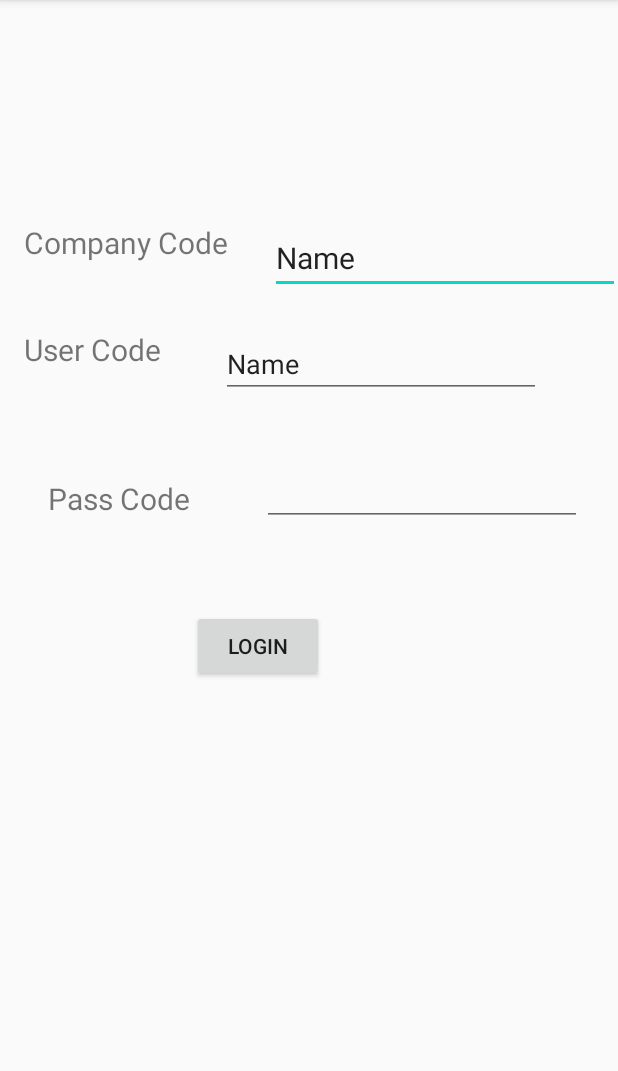
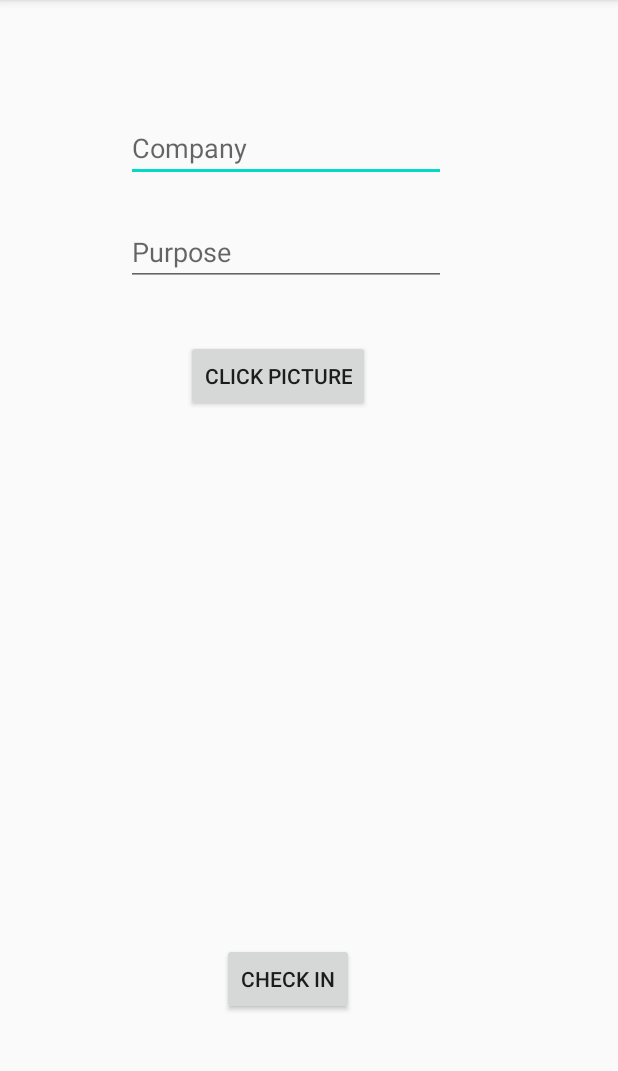
Before and after one commit to tanmaymadaan/emptrack, an Android app: the screen it shows after launch (LoginActivity before the commit, CheckInActivity after it), on a phone screen of 412 x 824 dp, the part 84-1155 px from its top. Run offline under Robolectric (Android 15) with nearby library versions, the phone set to English and light mode, and no system bars.

Commit message:
Check in and Image upload working

```diff
--- a/app/src/main/java/com/tanmaymadaan/emptrack/activities/ImageUpload.java
+++ b/app/src/main/java/com/tanmaymadaan/emptrack/activities/CheckInActivity.java
@@ -11,48 +11,65 @@ import retrofit2.Call;
 import retrofit2.Callback;
 import retrofit2.Response;
 import retrofit2.Retrofit;
+import retrofit2.converter.gson.GsonConverterFactory;
 
 import android.annotation.TargetApi;
 import android.app.Activity;
 import android.content.ComponentName;
 import android.content.DialogInterface;
 import android.content.Intent;
+import android.content.SharedPreferences;
 import android.content.pm.PackageManager;
 import android.content.pm.ResolveInfo;
 import android.database.Cursor;
 import android.graphics.Bitmap;
 import android.graphics.BitmapFactory;
 import android.graphics.Color;
+import android.location.Location;
 import android.net.Uri;
 import android.os.Build;
 import android.os.Bundle;
 import android.os.Parcelable;
 import android.provider.MediaStore;
+import android.util.Log;
 import android.view.View;
 import android.widget.Button;
-import android.widget.FrameLayout;
+import android.widget.EditText;
 import android.widget.ImageView;
 import android.widget.TextView;
 import android.widget.Toast;
 
+import com.google.android.gms.location.FusedLocationProviderClient;
+import com.google.android.gms.location.LocationServices;
+import com.google.android.gms.tasks.OnSuccessListener;
 import com.tanmaymadaan.emptrack.R;
 import com.tanmaymadaan.emptrack.classes.ProgressRequestBody;
 import com.tanmaymadaan.emptrack.interfaces.JsonHolderApi;
+import com.tanmaymadaan.emptrack.models.CheckInPOJO;
 
 import java.io.ByteArrayOutputStream;
 import java.io.File;
 import java.io.FileNotFoundException;
 import java.io.FileOutputStream;
 import java.io.IOException;
+import java.text.SimpleDateFormat;
 import java.util.ArrayList;
+import java.util.Date;
 import java.util.List;
+import java.util.Locale;
 
 import static android.Manifest.permission.CAMERA;
 import static android.Manifest.permission.READ_EXTERNAL_STORAGE;
 import static android.Manifest.permission.WRITE_EXTERNAL_STORAGE;
 import static android.view.View.GONE;
 
-public class ImageUpload extends AppCompatActivity implements ProgressRequestBody.UploadCallbacks {
+public class CheckInActivity extends AppCompatActivity implements ProgressRequestBody.UploadCallbacks{
+
+    //TODO: Change checkInStatus in SharedPref
+
+    EditText companyEt, purposeEt;
+//    ImageView image;
+    Button clickPicBtn, checkInBtn;
 
     JsonHolderApi jsonHolderApi;
     Uri picUri;
@@ -61,27 +78,28 @@ public class ImageUpload extends AppCompatActivity implements ProgressRequestBod
     private ArrayList<String> permissions = new ArrayList<>();
     private final static int ALL_PERMISSIONS_RESULT = 107;
     private final static int IMAGE_RESULT = 200;
-    Button fabCamera, fabUpload;
     Bitmap mBitmap;
     TextView textView;
     byte[] byteArray;
-    FrameLayout frameLayout;
+    private FusedLocationProviderClient fusedLocationClient;
+    String date;
 
     @Override
     protected void onCreate(Bundle savedInstanceState) {
         super.onCreate(savedInstanceState);
-        setContentView(R.layout.activity_image_upload);
+        setContentView(R.layout.activity_check_in);
 
-        fabCamera = findViewById(R.id.fab);
-        fabUpload = findViewById(R.id.fabUpload);
-        textView = findViewById(R.id.textView);
-        frameLayout = findViewById(R.id.frameLayout);
+        companyEt = findViewById(R.id.companyCheckIn);
+        purposeEt = findViewById(R.id.purposeCheckIn);
+//        image = findViewById(R.id.imageCheckIn);
+        clickPicBtn = findViewById(R.id.clickPicBtn);
+        checkInBtn = findViewById(R.id.checkInBtn);
 
-
-        fabCamera.setOnClickListener(v -> {
+        clickPicBtn.setOnClickListener(v -> {
             startActivityForResult(getPickImageChooserIntent(), IMAGE_RESULT);
         });
-        fabUpload.setOnClickListener(v -> {
+
+        checkInBtn.setOnClickListener(v -> {
             if (mBitmap != null)
                 multipartImageUpload();
             else {
@@ -90,21 +108,70 @@ public class ImageUpload extends AppCompatActivity implements ProgressRequestBod
         });
 
         askPermissions();
+
+        date = new SimpleDateFormat("yyyy-MM-dd", Locale.getDefault()).format(new Date());
     }
+
+    private void checkIn(String company, String purpose, String filename){
+        String myUrl = getString(R.string.server_url);
+        Retrofit retrofit = new Retrofit.Builder()
+                .baseUrl(myUrl)
+                .addConverterFactory(GsonConverterFactory.create())
+                .build();
+
+        JsonHolderApi jsonPlaceHolderApi = retrofit.create(JsonHolderApi.class);
+        //TODO: userId from SharedPref
+        //TODO: timestamp automatic
+        Call<CheckInPOJO> call = jsonPlaceHolderApi.postCheckIn("paramh44", date, 78.66, 89.99, 234562, company, purpose, filename);
+        call.enqueue(new Callback<CheckInPOJO>() {
+            @Override
+            public void onResponse(Call<CheckInPOJO> call, Response<CheckInPOJO> response) {
+                if(!response.isSuccessful()){
+                    Toast.makeText(getApplicationContext(), response.message(), Toast.LENGTH_LONG).show();
+                }
+                Log.i("Success", "Saved Successfully");
+            }
+
+            @Override
+            public void onFailure(Call<CheckInPOJO> call, Throwable t) {
+                Log.e("Error Location", t.getMessage());
+                Toast.makeText(getApplicationContext(), t.getMessage(), Toast.LENGTH_LONG).show();
+            }
+        });
+
+        SharedPreferences pref = getApplicationContext().getSharedPreferences("MyPref", 0); // 0 - for private mode
+        SharedPreferences.Editor editor = pref.edit();
+        editor.putString("CURRENT_LOC", company).apply();
+        editor.commit();
+//        fusedLocationClient = LocationServices.getFusedLocationProviderClient(this);
+//        fusedLocationClient.getLastLocation()
+//                .addOnSuccessListener(this, new OnSuccessListener<Location>() {
+//                    @Override
+//                    public void onSuccess(Location location) {
+//                        // Got last known location. In some rare situations this can be null.
+//                        if (location != null) {
+//
+//                        } else {
+//                            Toast.makeText(getApplicationContext(), "Error fetching location", Toast.LENGTH_LONG).show();
+//                        }
+//                    }
+//                });
+    }
+
     @Override
     protected void onActivityResult(int requestCode, int resultCode, Intent data) {
 
         super.onActivityResult(requestCode, resultCode, data);
         if (resultCode == Activity.RESULT_OK) {
 
-            ImageView imageView = findViewById(R.id.imageView);
+            ImageView imageView = findViewById(R.id.imageCheckIn);
 
             if (requestCode == IMAGE_RESULT) {
 
 
                 String filePath = getImageFilePath(data);
                 if (filePath != null) {
-                    frameLayout.setVisibility(GONE);
+                    checkInBtn.setVisibility(GONE);
                     mBitmap = BitmapFactory.decodeFile(filePath);
                     getByteArrayInBackground();
                     imageView.setImageBitmap(mBitmap);
@@ -128,7 +195,7 @@ public class ImageUpload extends AppCompatActivity implements ProgressRequestBod
                 runOnUiThread(new Runnable() {
                     @Override
                     public void run() {
-                        frameLayout.setVisibility(View.VISIBLE);
+                        checkInBtn.setVisibility(View.VISIBLE);
                     }
                 });
 
@@ -214,7 +281,8 @@ public class ImageUpload extends AppCompatActivity implements ProgressRequestBod
         OkHttpClient client = new OkHttpClient.Builder().build();
 
         //change the ip to yours.
-        jsonHolderApi = new Retrofit.Builder().baseUrl("http://192.168.1.5:3000").client(client).build().create(JsonHolderApi.class);
+//        jsonHolderApi = new Retrofit.Builder().baseUrl(getString(R.string.server_url)).client(client).build().create(JsonHolderApi.class);
+        jsonHolderApi = new Retrofit.Builder().baseUrl("http://192.168.1.6:3000").client(client).build().create(JsonHolderApi.class);
     }
 
     private void showMessageOKCancel(String message, DialogInterface.OnClickListener okListener) {
@@ -278,7 +346,7 @@ public class ImageUpload extends AppCompatActivity implements ProgressRequestBod
                 fos.flush();
                 fos.close();
 
-                textView.setTextColor(Color.BLUE);
+                //textView.setTextColor(Color.BLUE);
 
                 ProgressRequestBody fileBody = new ProgressRequestBody(file, this);
                 MultipartBody.Part body = MultipartBody.Part.createFormData("upload", file.getName(), fileBody);
@@ -288,13 +356,20 @@ public class ImageUpload extends AppCompatActivity implements ProgressRequestBod
                 req.enqueue(new Callback<ResponseBody>() {
                     @Override
                     public void onResponse(Call<ResponseBody> call, Response<ResponseBody> response) {
-                        Toast.makeText(getApplicationContext(), response.code() + " ", Toast.LENGTH_SHORT).show();
+                        try {
+                            String company = companyEt.getText().toString().trim();
+                            String purpose = purposeEt.getText().toString().trim();
+                            checkIn(company, purpose, response.body().string());
+//                            Toast.makeText(getApplicationContext(), response.body().string() + " ", Toast.LENGTH_SHORT).show();
+                        } catch (IOException e) {
+                            e.printStackTrace();
+                        }
                     }
 
                     @Override
                     public void onFailure(Call<ResponseBody> call, Throwable t) {
-                        textView.setText("Uploaded Failed!");
-                        textView.setTextColor(Color.RED);
+//                        textView.setText("Uploaded Failed!");
+//                        textView.setTextColor(Color.RED);
                         Toast.makeText(getApplicationContext(), "Request failed", Toast.LENGTH_SHORT).show();
                         t.printStackTrace();
                     }
@@ -366,24 +441,23 @@ public class ImageUpload extends AppCompatActivity implements ProgressRequestBod
 
     @Override
     public void onProgressUpdate(int percentage) {
-        textView.setText(percentage + "%");
+//        textView.setText(percentage + "%");
     }
 
     @Override
     public void onError() {
-        textView.setText("Uploaded Failed!");
-        textView.setTextColor(Color.RED);
+//        textView.setText("Uploaded Failed!");
+//        textView.setTextColor(Color.RED);
     }
 
     @Override
     public void onFinish() {
-        textView.setText("Uploaded Successfully");
+//        textView.setText("Uploaded Successfully");
     }
 
     @Override
     public void uploadStart() {
-        textView.setText("0%");
+//        textView.setText("0%");
         Toast.makeText(getApplicationContext(), "Upload started", Toast.LENGTH_SHORT).show();
     }
-
 }
--- a/app/src/main/java/com/tanmaymadaan/emptrack/activities/LoginActivity.java
+++ b/app/src/main/java/com/tanmaymadaan/emptrack/activities/LoginActivity.java
@@ -8,6 +8,7 @@ import retrofit2.Response;
 import retrofit2.Retrofit;
 import retrofit2.converter.gson.GsonConverterFactory;
 
+import android.content.Intent;
 import android.os.Bundle;
 import android.util.Log;
 import android.widget.Button;
@@ -60,7 +61,9 @@ public class LoginActivity extends AppCompatActivity {
                     //Log.i("Success", userPOJO.getCompanyCode() + "\\\\\\" + userPOJO.getUserCode() + "\\\\\\" + userPOJO.getPassCode() + "\\\\" + userPOJO.getName());
                 }
                 UserPOJO userPOJO = response.body();
-
+                Intent intent = new Intent(getApplicationContext(), MainActivity.class);
+                intent.putExtra("user", userPOJO);
+                startActivity(intent);
                 //Log.i("Success", "Login Successfully");
             }
 
--- a/app/src/main/java/com/tanmaymadaan/emptrack/interfaces/JsonHolderApi.java
+++ b/app/src/main/java/com/tanmaymadaan/emptrack/interfaces/JsonHolderApi.java
@@ -37,7 +37,9 @@ public interface JsonHolderApi {
                                   @Field("lat") Double lat,
                                   @Field("lng") Double lng,
                                   @Field("timestamp") Integer timestamp,
-                                  @Field("company") String company);
+                                  @Field("company") String company,
+                                  @Field("purpose") String purpose,
+                                  @Field("image") String path);
 
     @GET("checkOut/{id}")
     Call<CheckInPOJO> checkOut(@Path("id") String id);
--- a/app/src/main/java/com/tanmaymadaan/emptrack/models/UserPOJO.java
+++ b/app/src/main/java/com/tanmaymadaan/emptrack/models/UserPOJO.java
@@ -1,6 +1,8 @@
 package com.tanmaymadaan.emptrack.models;
 
-public class UserPOJO {
+import java.io.Serializable;
+
+public class UserPOJO implements Serializable {
     String name;
 
     public UserPOJO(String name, String companyCode, String userCode, String passCode) {
--- /dev/null
+++ b/app/src/main/res/layout/activity_check_in.xml
@@ -0,0 +1,64 @@
+<?xml version="1.0" encoding="utf-8"?>
+<androidx.constraintlayout.widget.ConstraintLayout xmlns:android="http://schemas.android.com/apk/res/android"
+    xmlns:app="http://schemas.android.com/apk/res-auto"
+    xmlns:tools="http://schemas.android.com/tools"
+    android:layout_width="match_parent"
+    android:layout_height="match_parent"
+    tools:context=".activities.CheckInActivity">
+
+    <Button
+        android:id="@+id/clickPicBtn"
+        android:layout_width="wrap_content"
+        android:layout_height="wrap_content"
+        android:layout_marginStart="124dp"
+        android:layout_marginTop="36dp"
+        android:text="Click Picture"
+        app:layout_constraintStart_toStartOf="parent"
+        app:layout_constraintTop_toBottomOf="@+id/purposeCheckIn" />
+
+    <ImageView
+        android:id="@+id/imageCheckIn"
+        android:layout_width="250dp"
+        android:layout_height="250dp"
+        android:layout_centerInParent="true"
+        android:adjustViewBounds="true"
+        android:scaleType="centerCrop"
+        android:layout_marginStart="84dp"
+        android:layout_marginTop="44dp"
+        app:layout_constraintStart_toStartOf="parent"
+        app:layout_constraintTop_toBottomOf="@+id/clickPicBtn" />
+
+    <Button
+        android:id="@+id/checkInBtn"
+        android:layout_width="wrap_content"
+        android:layout_height="wrap_content"
+        android:layout_marginStart="148dp"
+        android:layout_marginTop="60dp"
+        android:text="Check In"
+        app:layout_constraintStart_toStartOf="parent"
+        app:layout_constraintTop_toBottomOf="@+id/imageCheckIn" />
+
+    <EditText
+        android:id="@+id/companyCheckIn"
+        android:layout_width="wrap_content"
+        android:layout_height="wrap_content"
+        android:layout_marginStart="84dp"
+        android:layout_marginTop="76dp"
+        android:ems="10"
+        android:hint="Company"
+        android:inputType="textPersonName"
+        app:layout_constraintStart_toStartOf="parent"
+        app:layout_constraintTop_toTopOf="parent" />
+
+    <EditText
+        android:id="@+id/purposeCheckIn"
+        android:layout_width="wrap_content"
+        android:layout_height="wrap_content"
+        android:layout_marginStart="84dp"
+        android:layout_marginTop="24dp"
+        android:ems="10"
+        android:hint="Purpose"
+        android:inputType="textPersonName"
+        app:layout_constraintStart_toStartOf="parent"
+        app:layout_constraintTop_toBottomOf="@+id/companyCheckIn" />
+</androidx.constraintlayout.widget.ConstraintLayout>
--- a/app/src/main/res/values/strings.xml
+++ b/app/src/main/res/values/strings.xml
@@ -1,4 +1,4 @@
 <resources>
     <string name="app_name">EmpTrack</string>
-    <string name="server_url">http://192.168.1.5:4000/</string>
+    <string name="server_url">http://192.168.1.6:4000/</string>
 </resources>
```
Also changed, not shown: app/src/main/AndroidManifest.xml (+5 -5 lines), app/src/main/java/com/tanmaymadaan/emptrack/activities/MainActivity.java (+12 -44 lines), app/src/main/res/layout/activity_image_upload.xml (deleted, +0 -67 lines).
